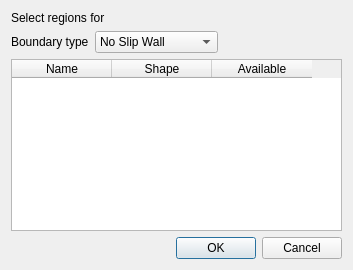
This is gui/uifiles/regions_popup.ui in truongd8593/mfix as Qt 5 draws it before an edit. The edited form follows.
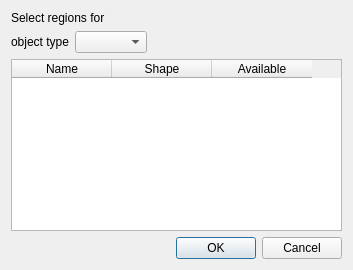
This is the edited form.

Commit message: make regions popup more generic so it can be shared

```diff
--- a/gui/uifiles/regions_popup.ui
+++ b/gui/uifiles/regions_popup.ui
@@ -22,58 +22,36 @@
     </widget>
    </item>
    <item>
-    <layout class="QHBoxLayout" name="horizontalLayout">
+    <widget class="QFrame" name="frame_object_type">
+     <layout class="QHBoxLayout" name="hbox">
+      <property name="leftMargin">
+       <number>0</number>
+      </property>
+      <property name="topMargin">
+       <number>0</number>
+      </property>
+      <property name="rightMargin">
+       <number>0</number>
+      </property>
+      <property name="bottomMargin">
+       <number>0</number>
+      </property>
      <item>
-      <widget class="QLabel" name="label_bc_type">
+       <widget class="QLabel" name="label_type">
        <property name="text">
-        <string>Boundary type</string>
+         <string>object type</string>
        </property>
       </widget>
      </item>
      <item>
-      <widget class="QComboBox" name="combobox_bc_type">
+       <widget class="QComboBox" name="combobox">
        <property name="currentIndex">
-        <number>2</number>
-       </property>
-       <item>
-        <property name="text">
-         <string>Mass Inflow</string>
-        </property>
-       </item>
-       <item>
-        <property name="text">
-         <string>Pressure Outflow</string>
-        </property>
-       </item>
-       <item>
-        <property name="text">
-         <string>No Slip Wall</string>
-        </property>
-       </item>
-       <item>
-        <property name="text">
-         <string>Free Slip Wall</string>
-        </property>
-       </item>
-       <item>
-        <property name="text">
-         <string>Partial Slip Wall</string>
-        </property>
-       </item>
-       <item>
-        <property name="text">
-         <string>Pressure Inflow</string>
-        </property>
-       </item>
-       <item>
-        <property name="text">
-         <string>Mass Outflow</string>
-        </property>
-       </item>
+         <number>-1</number>
+        </property>
       </widget>
      </item>
      <item>
-      <spacer name="spacer_boundary_type">
+       <spacer name="spacer">
        <property name="orientation">
         <enum>Qt::Horizontal</enum>
        </property>
@@ -86,6 +64,7 @@
       </spacer>
      </item>
     </layout>
+    </widget>
    </item>
    <item>
     <widget class="QTableWidget" name="table">
```
Left out of the diff: 2 changed lines with no effect on the pictures. Lines whose indentation alone changed are shown as unchanged. The commit also changes 2 other files.
